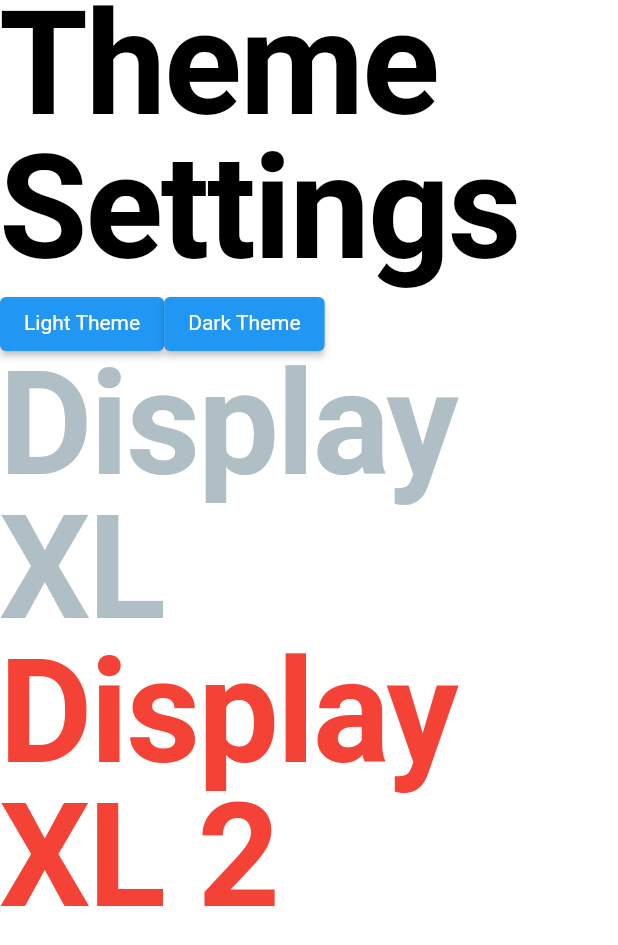
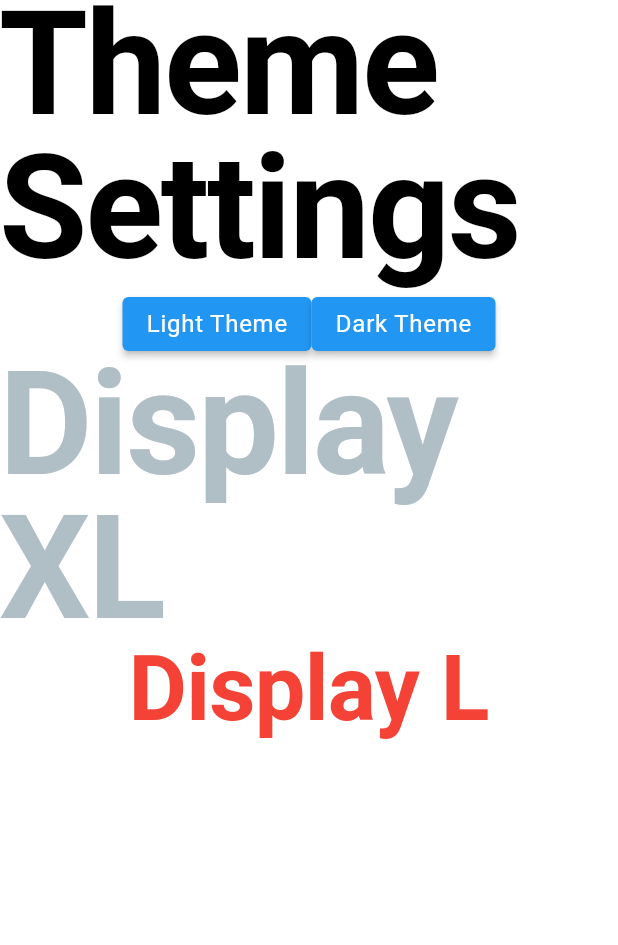
Before and after one commit to RaulColino/aura_ui, a Flutter app: the screen it shows after launch, on a phone screen of 412 x 824 dp. Shown: the top 945 px of the screen. Run offline on Flutter 3.47's test engine with Material 2 defaults, Android fonts, the phone set to English and light mode, and no system bars.

Commit message:
AText, AColor and example app bugfixes

```diff
--- a/example/lib/main.dart
+++ b/example/lib/main.dart
@@ -92,14 +92,14 @@ class Home extends StatelessWidget {
     return Scaffold(
       backgroundColor: AColor.background,
       body: Column(
-        crossAxisAlignment: CrossAxisAlignment.stretch,
+        crossAxisAlignment: CrossAxisAlignment.center,
         children: [
           const ThemeSettings(),
           AText.displayXL("Display XL").styles(
             color: AColor.secondary,
             fontWeight: AFontWeight.bold,
           ),
-          AText.displayXL("Display XL 2").styles(
+          AText.displayL("Display L").styles(
             color: AColor.error,
             fontFamily: AFontFamily.inter,
           ),
@@ -120,15 +120,16 @@ class ThemeSettings extends StatelessWidget {
           color: AColor.textPrimary,
         ),
         Row(
+          mainAxisAlignment: MainAxisAlignment.center,
           children: [
             ElevatedButton(
-              child: AText("Light Theme"),
+              child: AText.bodyM("Light Theme"),
               onPressed: () {
                 AuraUI.setLightTheme();
               },
             ),
             ElevatedButton(
-              child: AText("Dark Theme"),
+              child: AText.bodyM("Dark Theme"),
               onPressed: () {
                 AuraUI.setDarkTheme();
               },
--- a/lib/src/colors/a_color.dart
+++ b/lib/src/colors/a_color.dart
@@ -3,6 +3,7 @@ import 'dart:ui';
 import 'a_theme.dart';
 
 class AColor {
+  //Aura semantic colors
   static Color primary = const Color(0xFFF32191);
   static Color secondary = const Color(0xFFED2F88);
   static Color success = const Color(0xFFF95591);
@@ -16,6 +17,9 @@ class AColor {
   static Color textSecondary = const Color(0xFF9C5858);
   static Color divider = const Color(0xFFC7ACAC);
   static Color border = const Color(0xFFE2ABAB);
+
+  //Constructor
+  AColor._();
 
   static void setTheme(ATheme theme) {
     primary = theme.primary!;
--- a/lib/src/typography/a_text.dart
+++ b/lib/src/typography/a_text.dart
@@ -5,7 +5,7 @@ import 'package:flutter/widgets.dart';
 import 'a_font_family.dart';
 import 'a_font_weight.dart';
 
-///Text widget
+///Aura Text widget
 class AText extends Text {
   //Exclusive attributes of the class
   final AFontWeight? fontWeight;
@@ -14,21 +14,28 @@ class AText extends Text {
 
   //AuraUI text types
   //Display XL
-  static AText displayXL(String data) => AText(data).styles(
+  static AText displayXL(String data) => AText._(data).styles(
         fontSize: 96,
         fontWeight: AFontWeight.bold,
         letterSpacing: -1.5,
       );
 
   //Display L
-  static AText displayL(String data) => AText(data).styles(
+  static AText displayL(String data) => AText._(data).styles(
         fontSize: 60,
         fontWeight: AFontWeight.bold,
         letterSpacing: -0.5,
       );
 
+  //Body M
+  static AText bodyM(String data) => AText._(data).styles(
+        fontSize: 16,
+        fontWeight: AFontWeight.regular,
+        letterSpacing: 0.5,
+      );
+
   //Constructor
-  AText(
+  AText._(
     String data, {
     Key? key,
     StrutStyle? strutStyle,
@@ -109,7 +116,7 @@ class AText extends Text {
         );
 
   //CopyWith
-  AText copyWith({
+  AText _copyWith({
     String? data,
     Key? key,
     StrutStyle? strutStyle,
@@ -148,7 +155,7 @@ class AText extends Text {
     List<String>? fontFamilyFallback,
     String? package,
   }) {
-    return AText(
+    return AText._(
       data ?? this.data ?? "",
       key: key ?? this.key,
       strutStyle: strutStyle ?? this.strutStyle,
@@ -227,7 +234,7 @@ class AText extends Text {
     List<String>? fontFamilyFallback,
     String? package,
   }) =>
-      copyWith(
+      _copyWith(
         key: key,
         strutStyle: strutStyle,
         textAlign: textAlign,
```
Also changed, not shown: 1 other file.
